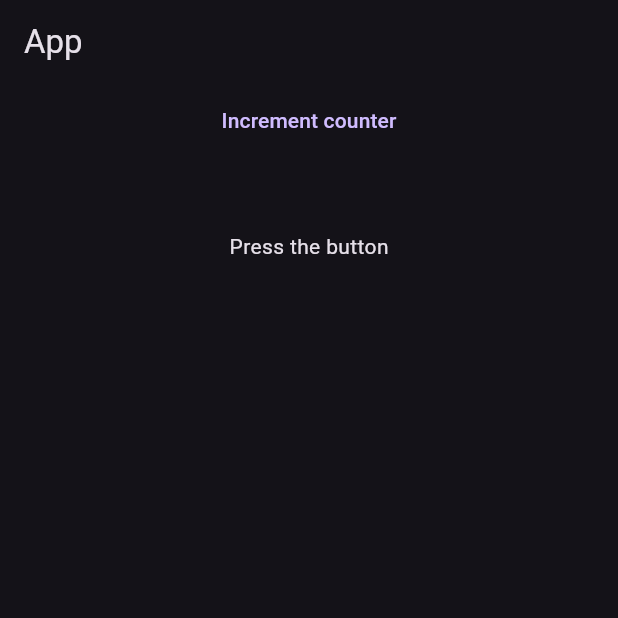
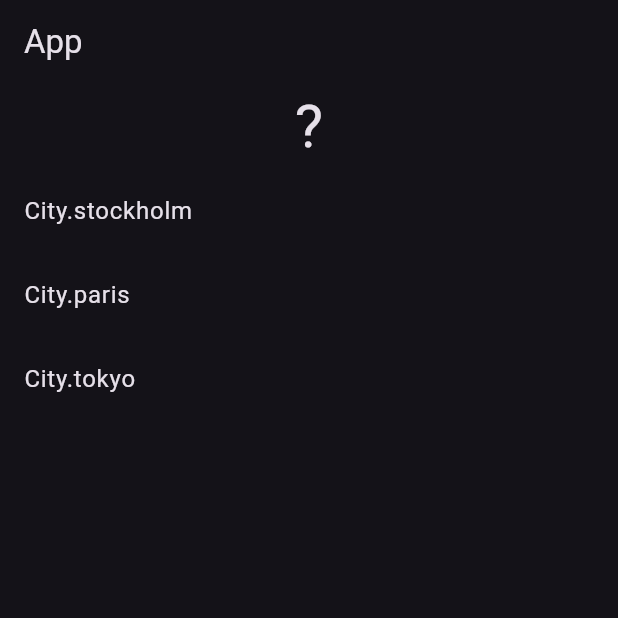
Before and after one commit to Wolfram-180/riverpod_course_app3, a Flutter app: the screen it shows after launch, on a phone screen of 412 x 824 dp, the top half of it. Run offline on Flutter 3.47's test engine with Material 3 defaults, Android fonts, the light colour scheme and no system bars; our stand-ins replace hooks_riverpod.

Commit message:
all works

```diff
--- a/lib/main.dart
+++ b/lib/main.dart
@@ -27,14 +27,47 @@ extension OptionalInfixAddition<T extends num> on T? {
   }
 }
 
-class Counter extends StateNotifier<int?> {
-  Counter() : super(null);
-
-  void increment() => state = state == null ? 1 : state + 1;
+enum City {
+  stockholm,
+  paris,
+  tokyo,
 }
 
-final counterProvider = StateNotifierProvider<Counter, int?>(
-  (ref) => Counter(),
+typedef WeatherEmoji = String;
+
+Future<WeatherEmoji> getWeather(City city) {
+  return Future.delayed(
+    const Duration(seconds: 1),
+    () =>
+        {
+          City.stockholm: 'snow',
+          City.paris: 'rainy',
+          City.tokyo: 'sunlight',
+        }[city] ??
+        unknownWeatherEmoji,
+  );
+}
+
+// UI writes to this and reads from this
+final currentCityProvider = StateProvider<City?>(
+  (ref) => null,
+);
+
+const unknownWeatherEmoji = '?';
+
+// UI reads this
+final weatherProvider = FutureProvider<WeatherEmoji>(
+  (ref) {
+    final city = ref.watch(
+      currentCityProvider,
+    );
+
+    if (city != null) {
+      return getWeather(city);
+    } else {
+      return unknownWeatherEmoji;
+    }
+  },
 );
 
 class HomePage extends ConsumerWidget {
@@ -42,30 +75,62 @@ class HomePage extends ConsumerWidget {
 
   @override
   Widget build(BuildContext context, WidgetRef ref) {
+    final currentWeather = ref.watch(
+      weatherProvider,
+    );
+
     return Scaffold(
       appBar: AppBar(
-        title: Text(appHeader),
+        title: const Text(
+          appHeader,
+        ),
       ),
       body: Center(
         child: Column(
           crossAxisAlignment: CrossAxisAlignment.center,
           children: [
-            TextButton(
-              onPressed: ref.read(counterProvider.notifier).increment,
-              child: const Text(
-                'Increment counter',
+            currentWeather.when(
+              loading: () => const Padding(
+                padding: EdgeInsets.all(11.0),
+                child: CircularProgressIndicator(),
               ),
+              data: (data) => Text(
+                data,
+                style: const TextStyle(
+                  fontSize: 40,
+                ),
+              ),
+              error: (error, stackTrace) => const Text('Error...'),
             ),
-            const SizedBox(
-              height: 50,
-            ),
-            Consumer(
-              builder: (context, ref, child) {
-                final count = ref.watch(counterProvider);
-                final text =
-                    count == null ? 'Press the button' : count.toString();
-                return Text(text);
-              },
+            Expanded(
+              child: ListView.builder(
+                itemCount: City.values.length,
+                itemBuilder: (
+                  context,
+                  index,
+                ) {
+                  final city = City.values[index];
+                  final isSelected = city ==
+                      ref.watch(
+                        currentCityProvider,
+                      );
+                  return ListTile(
+                    title: Text(
+                      city.toString(),
+                    ),
+                    trailing: isSelected
+                        ? const Icon(
+                            Icons.check,
+                          )
+                        : null,
+                    onTap: () => ref
+                        .read(
+                          currentCityProvider.notifier,
+                        )
+                        .state = city,
+                  );
+                },
+              ),
             ),
           ],
         ),
```
